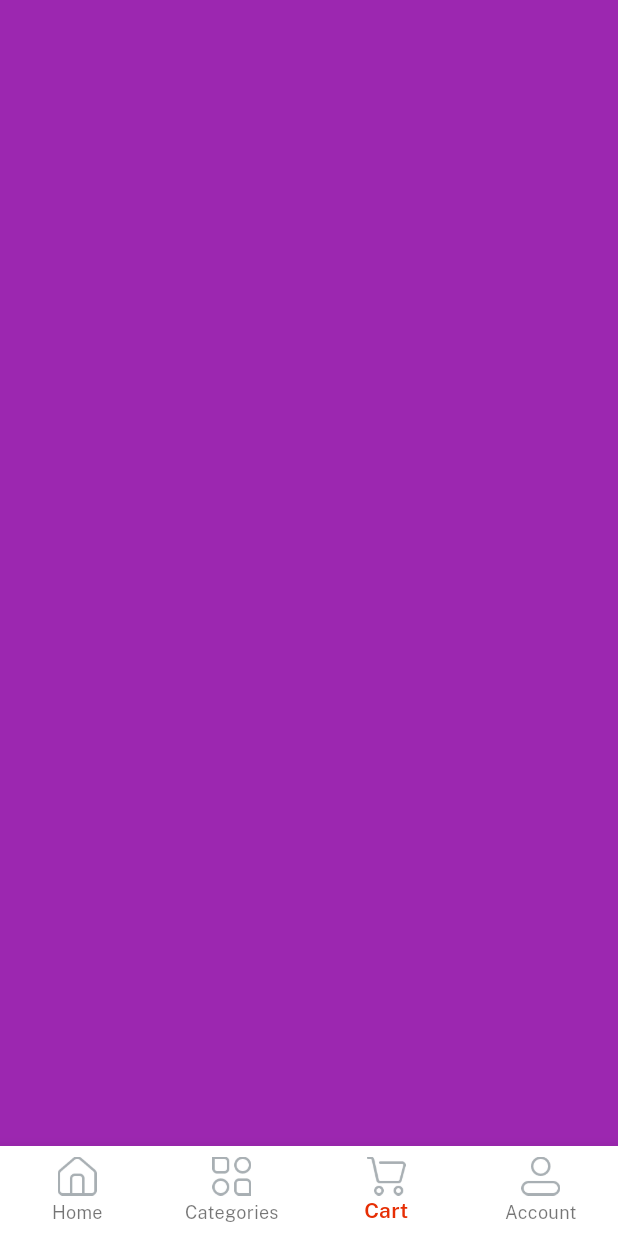
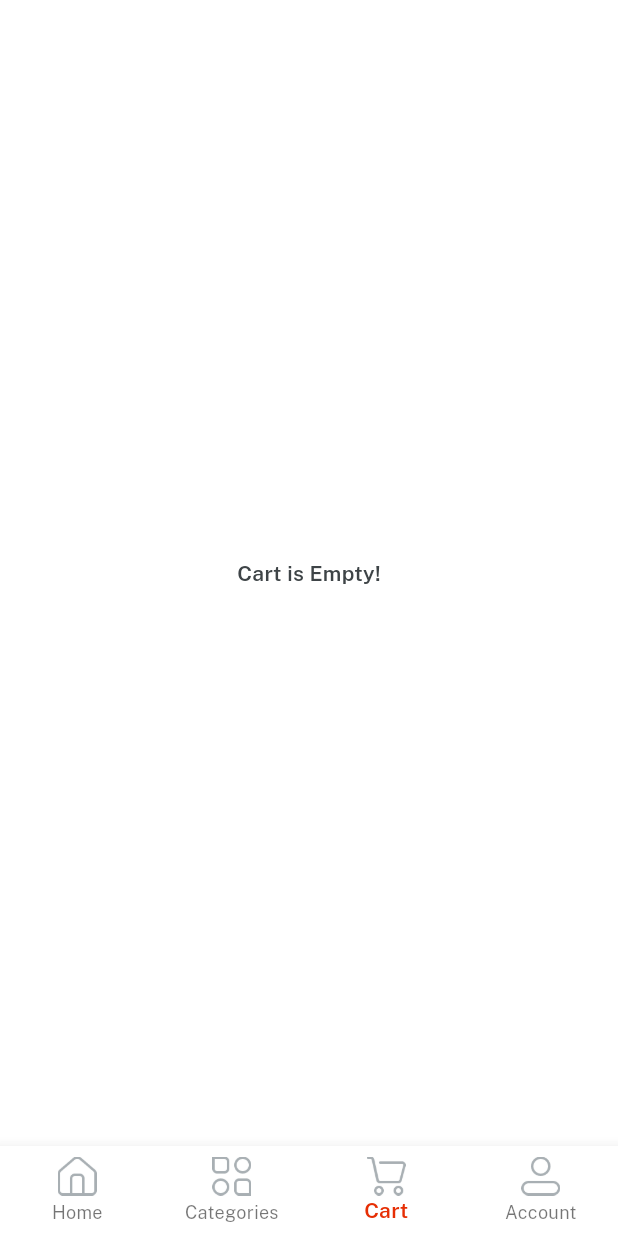
Before and after one commit to HasanTayar/E-Commerce-Flutter, a Flutter app: the Home screen opened directly, item 3 of the bottom bar chosen, on a phone screen of 412 x 824 dp. Run offline on Flutter 3.47's test engine with Material 2 defaults, Android fonts, the phone set to English and light mode, and no system bars; our stand-ins replace get, velocity_x.

Commit message:
Adding a cart Screen folder

```diff
--- a/clothshop/lib/consts/lists.dart
+++ b/clothshop/lib/consts/lists.dart
@@ -34,6 +34,7 @@ const categoriesImages = [
   imgFc8,
   imgFc9
 ];
+// ignore: constant_identifier_names
 const ItemDetailsButtons = [
   video,
   reviews,
--- /dev/null
+++ b/clothshop/lib/views/cart_screen/cart_screen.dart
@@ -0,0 +1,18 @@
+import 'package:clothshop/consts/consts.dart';
+import 'package:flutter/material.dart';
+
+class CartScreen extends StatelessWidget {
+  const CartScreen({super.key});
+
+  @override
+  Widget build(BuildContext context) {
+    return Container(
+      color: Colors.white,
+      child: "Cart is Empty!"
+          .text
+          .fontFamily(semibold)
+          .color(darkFontGrey)
+          .makeCentered(),
+    );
+  }
+}
--- a/clothshop/lib/views/home_screen/home.dart
+++ b/clothshop/lib/views/home_screen/home.dart
@@ -1,5 +1,6 @@
 import 'package:clothshop/consts/consts.dart';
 import 'package:clothshop/controllers/home_controllers.dart';
+import 'package:clothshop/views/cart_screen/cart_screen.dart';
 import 'package:clothshop/views/categories_screen/categories_screen.dart';
 import 'package:clothshop/views/home_screen/home_screen.dart';
 import 'package:flutter/material.dart';
@@ -42,9 +43,7 @@ class Home extends StatelessWidget {
     var navBody = [
       const HomeScreen(),
       const CategoriesScreen(),
-      Container(
-        color: Colors.purple,
-      ),
+      const CartScreen(),
       Container(
         color: Colors.cyan,
       ),
```
